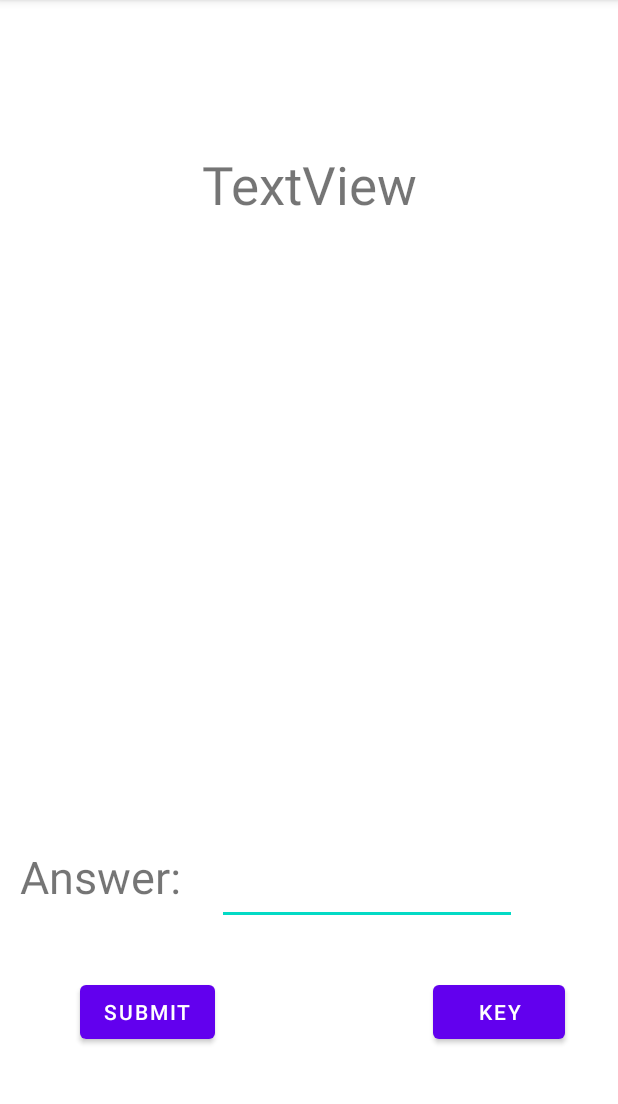
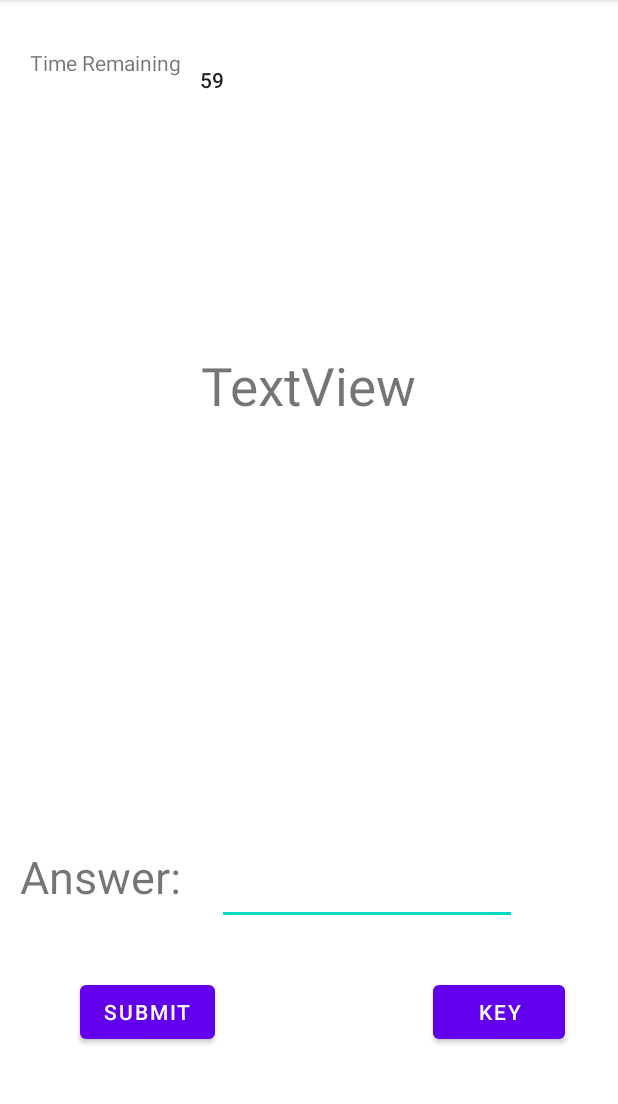
Before and after one commit to Preacho/Hackathon-Feb-18th-2023, an Android app: the activity_play screen opened directly, with no data from a screen before it, on a phone screen of 412 x 824 dp, the part 84-1188 px from its top. Run offline under Robolectric (Android 15) with nearby library versions, the light colour scheme and no system bars.

Commit message:
Made Rules

```diff
--- a/app/src/main/AndroidManifest.xml
+++ b/app/src/main/AndroidManifest.xml
@@ -15,7 +15,8 @@
         tools:targetApi="31">
         <activity
             android:name=".activity_view_key"
-            android:exported="false" />
+            android:exported="false"
+            android:parentActivityName=".activity_play"/>
         <activity
             android:name=".activity_play"
             android:exported="false"
--- a/app/src/main/java/com/example/lostintranslation/activity_play.java
+++ b/app/src/main/java/com/example/lostintranslation/activity_play.java
@@ -5,11 +5,18 @@ import androidx.appcompat.app.AppCompatActivity;
 
 import android.content.Intent;
 import android.os.Bundle;
+import android.os.CountDownTimer;
 import android.widget.Button;
 import android.widget.EditText;
+import android.widget.TextView;
 
 public class activity_play extends AppCompatActivity {
     ActionBar ab;
+    private long timeleftinmillis = 60000;
+    private CountDownTimer countDownTimer;
+    private boolean timerrunning;
+    private TextView timer;
+
     @Override
     protected void onCreate(Bundle savedInstanceState) {
 
@@ -22,11 +29,45 @@ public class activity_play extends AppCompatActivity {
         Button key = findViewById(R.id.bt_viewKey);
         key.setOnClickListener(v-> openKey());
 
+        timer = (TextView) findViewById(R.id.TimeCounter);
+        Timer();
     }
 
     private void openKey() {
         Intent intent = new Intent(this, activity_view_key.class);
+        pausetimer();
         startActivity(intent);
+        resumetimer();
+
 
     }
+    private void Timer(){
+        countDownTimer = new CountDownTimer(timeleftinmillis, 1000) {
+            @Override
+            public void onTick(long millisUntilFinished) {
+                timeleftinmillis = millisUntilFinished;
+                updatetimer();
+
+            }
+
+
+            @Override
+            public void onFinish() {
+                finish();
+            }
+        }.start();
+        timerrunning = true;
+
+    }
+    private void updatetimer() {
+        int seconds = (int) timeleftinmillis/1000;
+        timer.setText(Integer.toString(seconds));
+    }
+    private void pausetimer(){
+        countDownTimer.cancel();
+    }
+    private void resumetimer(){
+        Timer();
+    }
+
 }
--- a/app/src/main/res/layout/activity_play.xml
+++ b/app/src/main/res/layout/activity_play.xml
@@ -41,9 +41,10 @@
         android:textSize="35sp"
         app:layout_constraintBottom_toBottomOf="parent"
         app:layout_constraintEnd_toEndOf="parent"
+        app:layout_constraintHorizontal_bias="0.495"
         app:layout_constraintStart_toStartOf="parent"
         app:layout_constraintTop_toTopOf="parent"
-        app:layout_constraintVertical_bias="0.13999999" />
+        app:layout_constraintVertical_bias="0.33" />
 
     <Button
         android:id="@+id/bt_submit"
@@ -69,5 +70,28 @@
         app:layout_constraintTop_toTopOf="parent"
         app:layout_constraintVertical_bias="0.904" />
 
+    <TextView
+        android:id="@+id/TimeRemaining"
+        android:layout_width="wrap_content"
+        android:layout_height="wrap_content"
+        android:layout_marginTop="32dp"
+        android:text="Time Remaining"
+        app:layout_constraintEnd_toEndOf="parent"
+        app:layout_constraintHorizontal_bias="0.064"
+        app:layout_constraintStart_toStartOf="parent"
+        app:layout_constraintTop_toTopOf="parent" />
+
+    <TextView
+        android:id="@+id/TimeCounter"
+        android:layout_width="61dp"
+        android:layout_height="18dp"
+        android:textAppearance="@style/TextAppearance.AppCompat.Body2"
+        app:layout_constraintBottom_toBottomOf="parent"
+        app:layout_constraintEnd_toEndOf="parent"
+        app:layout_constraintHorizontal_bias="0.38"
+        app:layout_constraintStart_toStartOf="parent"
+        app:layout_constraintTop_toTopOf="parent"
+        app:layout_constraintVertical_bias="0.058" />
+
 
 </androidx.constraintlayout.widget.ConstraintLayout>
--- a/app/src/main/res/layout/activity_view_key.xml
+++ b/app/src/main/res/layout/activity_view_key.xml
@@ -10,8 +10,9 @@
         android:id="@+id/imageView2"
         android:layout_width="wrap_content"
         android:layout_height="wrap_content"
+        app:layout_constraintBottom_toBottomOf="parent"
         app:layout_constraintEnd_toEndOf="parent"
         app:layout_constraintStart_toStartOf="parent"
-        app:srcCompat="@drawable/alphabet_key"
-        tools:layout_editor_absoluteY="287dp" />
+        app:layout_constraintTop_toTopOf="parent"
+        app:srcCompat="@drawable/alphabet_key" />
 </androidx.constraintlayout.widget.ConstraintLayout>
```
